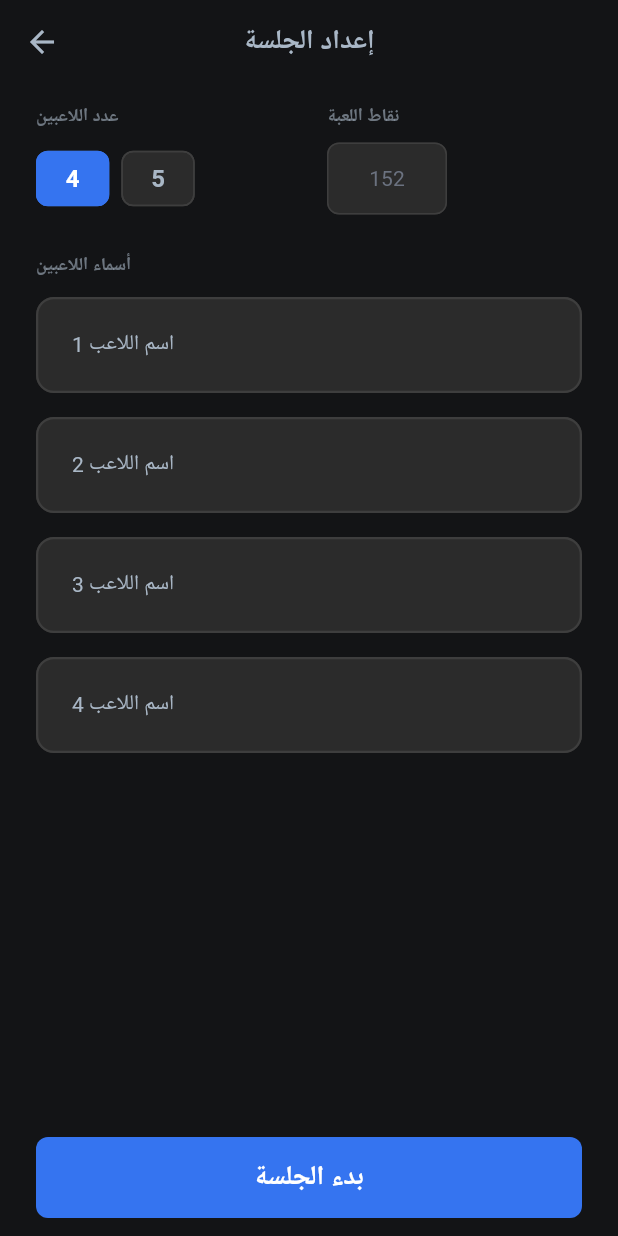
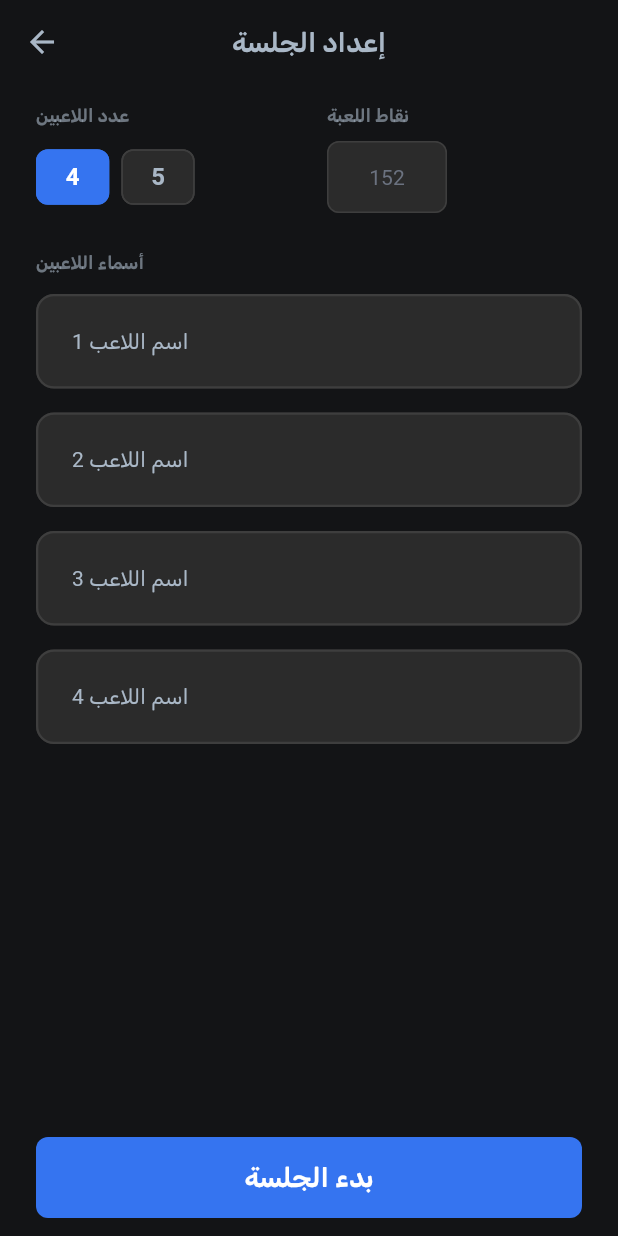
Before and after one commit to akanazi0/bent_al_sabeet, a Flutter app: the screen it shows after launch, after a tap on "لعبة جديدة", on a phone screen of 412 x 824 dp. Run offline on Flutter 3.47's test engine with Material 3 defaults, Android fonts, the phone set to English and light mode, and no system bars; our stand-ins replace google_fonts.

Commit message:
style: fix font consistency and text scaling across platforms

```diff
--- a/lib/main.dart
+++ b/lib/main.dart
@@ -2,6 +2,7 @@ import 'package:flutter/material.dart';
 import 'package:flutter/services.dart';
 import 'package:flutter/scheduler.dart' show timeDilation;
 import 'package:provider/provider.dart';
+import 'package:google_fonts/google_fonts.dart';
 import 'package:bent_al_sabeet/features/scoring/presentation/providers/game_provider.dart';
 import 'package:bent_al_sabeet/features/scoring/presentation/screens/main_menu_screen.dart';
 void main() {
@@ -47,31 +48,41 @@ class MyApp extends StatelessWidget {
         physics: const ClampingScrollPhysics(),
         scrollbars: true,
       ),
+      // Fix scaling issues: Overriding textScaler to ensure consistency across iOS system settings
+      builder: (context, child) {
+        return MediaQuery(
+          data: MediaQuery.of(context).copyWith(
+            textScaler: TextScaler.noScaling,
+          ),
+          child: child!,
+        );
+      },
     );
   }
 
   ThemeData _buildDarkTheme() {
     // Define all text styles explicitly with Rubik font to prevent platform fallbacks
-    const textTheme = TextTheme(
+    // Use GoogleFonts.rubikTextTheme as a base to ensure platform-agnostic font loading
+    // then override specific styles for maximum control.
+    final baseTextTheme = GoogleFonts.rubikTextTheme(ThemeData.dark().textTheme);
+
+    final textTheme = baseTextTheme.copyWith(
       // Display styles (large titles)
-      displayLarge: TextStyle(
-        fontFamily: 'Rubik',
+      displayLarge: baseTextTheme.displayLarge?.copyWith(
         fontSize: 32,
         fontWeight: FontWeight.w900,
         color: Colors.white,
-        letterSpacing: 0,
+        letterSpacing: -0.5,
         height: 1.2,
       ),
-      displayMedium: TextStyle(
-        fontFamily: 'Rubik',
+      displayMedium: baseTextTheme.displayMedium?.copyWith(
         fontSize: 28,
         fontWeight: FontWeight.w700,
         color: Colors.white,
-        letterSpacing: 0,
+        letterSpacing: -0.5,
         height: 1.2,
       ),
-      displaySmall: TextStyle(
-        fontFamily: 'Rubik',
+      displaySmall: baseTextTheme.displaySmall?.copyWith(
         fontSize: 24,
         fontWeight: FontWeight.w600,
         color: Colors.white,
@@ -79,87 +90,77 @@ class MyApp extends StatelessWidget {
         height: 1.2,
       ),
       // Headline styles
-      headlineLarge: TextStyle(
-        fontFamily: 'Rubik',
+      headlineLarge: baseTextTheme.headlineLarge?.copyWith(
         fontSize: 20,
         fontWeight: FontWeight.w700,
         color: Colors.white,
         letterSpacing: 0,
         height: 1.3,
       ),
-      headlineMedium: TextStyle(
-        fontFamily: 'Rubik',
+      headlineMedium: baseTextTheme.headlineMedium?.copyWith(
         fontSize: 18,
         fontWeight: FontWeight.w600,
-        color: Color(0xFFA9B7C6),
+        color: const Color(0xFFA9B7C6),
         letterSpacing: 0,
         height: 1.3,
       ),
-      headlineSmall: TextStyle(
-        fontFamily: 'Rubik',
+      headlineSmall: baseTextTheme.headlineSmall?.copyWith(
         fontSize: 16,
         fontWeight: FontWeight.w600,
-        color: Color(0xFFA9B7C6),
+        color: const Color(0xFFA9B7C6),
         letterSpacing: 0,
         height: 1.3,
       ),
       // Title styles
-      titleLarge: TextStyle(
-        fontFamily: 'Rubik',
+      titleLarge: baseTextTheme.titleLarge?.copyWith(
         fontSize: 18,
         fontWeight: FontWeight.w700,
         color: Colors.white,
         letterSpacing: 0,
         height: 1.3,
       ),
-      titleMedium: TextStyle(
-        fontFamily: 'Rubik',
+      titleMedium: baseTextTheme.titleMedium?.copyWith(
         fontSize: 16,
         fontWeight: FontWeight.w600,
         color: Colors.white,
         letterSpacing: 0,
         height: 1.3,
       ),
-      titleSmall: TextStyle(
-        fontFamily: 'Rubik',
+      titleSmall: baseTextTheme.titleSmall?.copyWith(
         fontSize: 14,
         fontWeight: FontWeight.w600,
-        color: Color(0xFFA9B7C6),
+        color: const Color(0xFFA9B7C6),
         letterSpacing: 0,
         height: 1.3,
       ),
       // Body styles (most common)
-      bodyLarge: TextStyle(
-        fontFamily: 'Rubik',
+      bodyLarge: baseTextTheme.bodyLarge?.copyWith(
         fontSize: 16,
         fontWeight: FontWeight.w400,
-        color: Color(0xFFA9B7C6),
+        color: const Color(0xFFA9B7C6),
         letterSpacing: 0,
         height: 1.5,
       ),
-      bodyMedium: TextStyle(
-        fontFamily: 'Rubik',
+      bodyMedium: baseTextTheme.bodyMedium?.copyWith(
         fontSize: 14,
         fontWeight: FontWeight.w400,
-        color: Color(0xFFA9B7C6),
+        color: const Color(0xFFA9B7C6),
         letterSpacing: 0,
         height: 1.5,
       ),
-      bodySmall: TextStyle(
-        fontFamily: 'Rubik',
+      bodySmall: baseTextTheme.bodySmall?.copyWith(
         fontSize: 12,
         fontWeight: FontWeight.w400,
-        color: Color(0xFFA9B7C6),
+        color: const Color(0xFFA9B7C6),
         letterSpacing: 0,
         height: 1.5,
       ),
       // Label styles (buttons, chips)
-      labelLarge: TextStyle(
-        fontFamily: 'Rubik',
+      labelLarge: baseTextTheme.labelLarge?.copyWith(
         fontSize: 18,
         fontWeight: FontWeight.w600,
         color: Colors.white,
-        letterSpacing: 0,
+        letterSpacing: 0.5,
         height: 1.2,
       ),
     );
@@ -210,20 +211,19 @@ class MyApp extends StatelessWidget {
       ),
 
       // AppBar theme
-      appBarTheme: const AppBarTheme(
-        backgroundColor: Color(0xFF131416),
-        foregroundColor: Color(0xFFA9B7C6),
+      appBarTheme: AppBarTheme(
+        backgroundColor: const Color(0xFF131416),
+        foregroundColor: const Color(0xFFA9B7C6),
         elevation: 0,
         centerTitle: true,
         systemOverlayStyle: SystemUiOverlayStyle.light,
-        titleTextStyle: TextStyle(
-          fontFamily: 'Rubik',
+        titleTextStyle: GoogleFonts.rubik(
           fontSize: 18,
           fontWeight: FontWeight.w600,
-          color: Color(0xFFA9B7C6),
+          color: const Color(0xFFA9B7C6),
           letterSpacing: 0,
         ),
-        iconTheme: IconThemeData(
+        iconTheme: const IconThemeData(
           color: Color(0xFFA9B7C6),
           size: 24,
         ),
@@ -239,11 +239,10 @@ class MyApp extends StatelessWidget {
             borderRadius: BorderRadius.circular(8),
           ),
           elevation: 0,
-          textStyle: const TextStyle(
-            fontFamily: 'Rubik',
+          textStyle: GoogleFonts.rubik(
             fontSize: 18,
             fontWeight: FontWeight.w600,
-            letterSpacing: 0,
+            letterSpacing: 0.5,
           ),
         ),
       ),
@@ -252,8 +251,7 @@ class MyApp extends StatelessWidget {
       textButtonTheme: TextButtonThemeData(
         style: TextButton.styleFrom(
           foregroundColor: const Color(0xFF3574F0),
-          textStyle: const TextStyle(
-            fontFamily: 'Rubik',
+          textStyle: GoogleFonts.rubik(
             fontSize: 14,
             fontWeight: FontWeight.w600,
             letterSpacing: 0,
@@ -269,8 +267,7 @@ class MyApp extends StatelessWidget {
           shape: RoundedRectangleBorder(
             borderRadius: BorderRadius.circular(8),
           ),
-          textStyle: const TextStyle(
-            fontFamily: 'Rubik',
+          textStyle: GoogleFonts.rubik(
             fontSize: 16,
             fontWeight: FontWeight.w500,
             letterSpacing: 0,
@@ -279,24 +276,22 @@ class MyApp extends StatelessWidget {
       ),
 
       // Dialog theme
-      dialogTheme: const DialogThemeData(
-        backgroundColor: Color(0xFF2B2B2B),
+      dialogTheme: DialogThemeData(
+        backgroundColor: const Color(0xFF2B2B2B),
         elevation: 8,
-        shape: RoundedRectangleBorder(
+        shape: const RoundedRectangleBorder(
           borderRadius: BorderRadius.all(Radius.circular(8)),
         ),
-        titleTextStyle: TextStyle(
-          fontFamily: 'Rubik',
+        titleTextStyle: GoogleFonts.rubik(
           fontSize: 16,
           fontWeight: FontWeight.w700,
           color: Colors.white,
           letterSpacing: 0,
         ),
-        contentTextStyle: TextStyle(
-          fontFamily: 'Rubik',
+        contentTextStyle: GoogleFonts.rubik(
           fontSize: 14,
           fontWeight: FontWeight.w400,
-          color: Color(0xFFA9B7C6),
+          color: const Color(0xFFA9B7C6),
           letterSpacing: 0,
           height: 1.5,
         ),
@@ -322,29 +317,25 @@ class MyApp extends StatelessWidget {
           borderRadius: BorderRadius.circular(8),
           borderSide: const BorderSide(color: Colors.redAccent),
         ),
-        labelStyle: const TextStyle(
-          fontFamily: 'Rubik',
+        labelStyle: GoogleFonts.rubik(
           fontSize: 14,
           fontWeight: FontWeight.w400,
-          color: Color(0xFFA9B7C6),
+          color: const Color(0xFFA9B7C6),
           letterSpacing: 0,
         ),
-        hintStyle: const TextStyle(
-          fontFamily: 'Rubik',
+        hintStyle: GoogleFonts.rubik(
           fontSize: 14,
           fontWeight: FontWeight.w400,
-          color: Color(0xFF6B7280),
+          color: const Color(0xFF6B7280),
           letterSpacing: 0,
         ),
-        helperStyle: const TextStyle(
-          fontFamily: 'Rubik',
+        helperStyle: GoogleFonts.rubik(
           fontSize: 12,
           fontWeight: FontWeight.w400,
-          color: Color(0xFFA9B7C6),
+          color: const Color(0xFFA9B7C6),
           letterSpacing: 0,
         ),
-        errorStyle: const TextStyle(
-          fontFamily: 'Rubik',
+        errorStyle: GoogleFonts.rubik(
           fontSize: 12,
           fontWeight: FontWeight.w400,
           color: Colors.redAccent,
@@ -357,14 +348,12 @@ class MyApp extends StatelessWidget {
         backgroundColor: const Color(0xFF2B2B2B),
         selectedColor: const Color(0xFF3574F0),
         disabledColor: const Color(0xFF2B2B2B).withOpacity(0.5),
-        labelStyle: const TextStyle(
-          fontFamily: 'Rubik',
+        labelStyle: GoogleFonts.rubik(
           fontSize: 14,
           fontWeight: FontWeight.w500,
           letterSpacing: 0,
         ),
-        secondaryLabelStyle: const TextStyle(
-          fontFamily: 'Rubik',
+        secondaryLabelStyle: GoogleFonts.rubik(
           fontSize: 14,
           fontWeight: FontWeight.w500,
           color: Colors.white,
```
